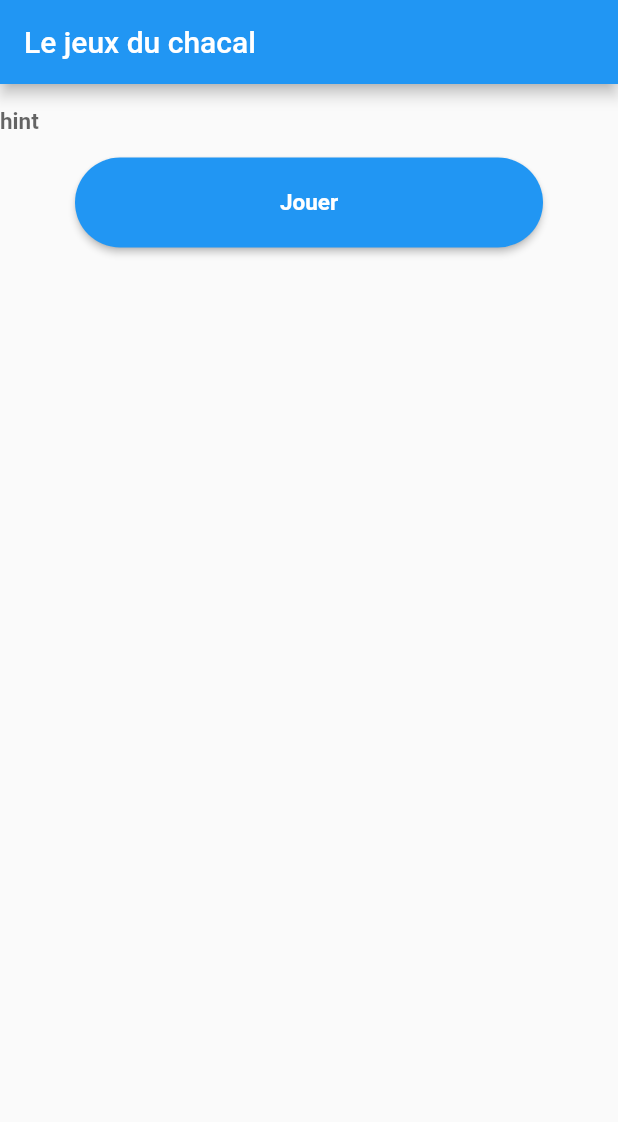
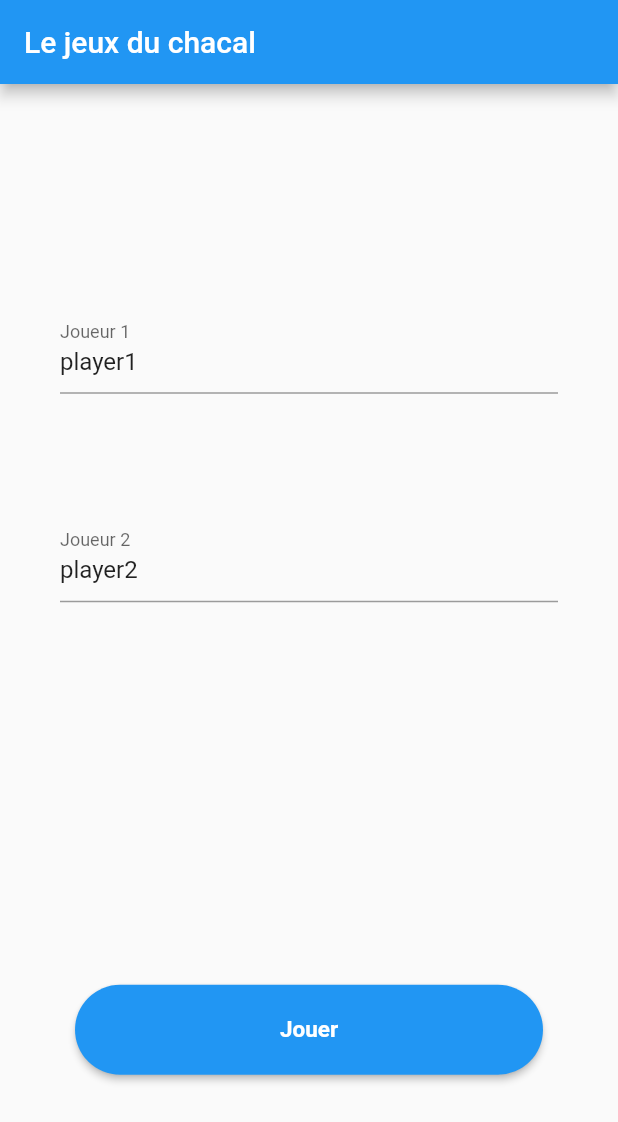
Before and after one commit to TheSmartMonkey/chacal-game, a Flutter app: the screen it shows after launch, on a phone screen of 412 x 824 dp. Shown: the top 1122 px of the screen. Run offline on Flutter 3.47's test engine with Material 2 defaults, Android fonts, the phone set to English and light mode, and no system bars; drawn by our look-alikes of flutter_form_builder.

Commit message:
select player names

```diff
--- a/ui/lib/main.dart
+++ b/ui/lib/main.dart
@@ -1,9 +1,21 @@
 import 'package:flutter/material.dart';
 import 'package:ui/cors/constants.dart';
+import 'package:ui/providers/players.dart';
+import 'package:ui/screens/choose_word.dart';
 import 'package:ui/screens/home.dart';
+import 'package:provider/provider.dart';
 
 void main() {
-  runApp(const MyApp());
+  runApp(
+    MultiProvider(
+      providers: [
+        ChangeNotifierProvider(
+          create: (_) => PlayersProvider(),
+        ),
+      ],
+      child: const MyApp(),
+    ),
+  );
 }
 
 class MyApp extends StatelessWidget {
@@ -16,7 +28,11 @@ class MyApp extends StatelessWidget {
       theme: ThemeData(
         primarySwatch: Colors.blue,
       ),
-      home: const MyHomePage(),
+      initialRoute: '/',
+      routes: {
+        '/': (context) => const HomeScreen(),
+        '/chooseWord': (context) => const ChooseWordScreen(),
+      },
     );
   }
 }
--- /dev/null
+++ b/ui/lib/models/players.dart
@@ -0,0 +1,22 @@
+class PlayersModel {
+  String player1;
+  String player2;
+
+  PlayersModel({
+    required this.player1,
+    required this.player2,
+  });
+
+  Map<String, String?> toJson() => {
+        'player1': player1,
+        'player2': player2,
+      };
+
+  PlayersModel.fromJson(Map<String, dynamic> json)
+      : player1 = json['player1'],
+        player2 = json['player2'];
+
+  PlayersModel.empty()
+      : player1 = 'Laurent le BG',
+        player2 = 'Elsa la BG';
+}
--- /dev/null
+++ b/ui/lib/providers/players.dart
@@ -0,0 +1,13 @@
+import 'package:flutter/material.dart';
+import 'package:ui/models/players.dart';
+
+class PlayersProvider extends ChangeNotifier {
+  PlayersModel _players = PlayersModel.empty();
+
+  PlayersModel get getPlayers => _players;
+
+  void updatePlayers(PlayersModel players) {
+    _players = players;
+    notifyListeners();
+  }
+}
--- /dev/null
+++ b/ui/lib/screens/choose_word.dart
@@ -0,0 +1,13 @@
+import 'package:flutter/material.dart';
+import 'package:ui/widgets/navbar.dart';
+
+class ChooseWordScreen extends StatelessWidget {
+  const ChooseWordScreen({Key? key}) : super(key: key);
+
+  @override
+  Widget build(BuildContext context) {
+    return NavBar(
+      child: Container(),
+    );
+  }
+}
--- a/ui/lib/screens/home.dart
+++ b/ui/lib/screens/home.dart
@@ -1,37 +1,82 @@
 import 'package:flutter/material.dart';
-import 'package:flutter_form_builder/flutter_form_builder.dart';
-import 'package:ui/cors/constants.dart';
+import 'package:ui/models/players.dart';
+import 'package:ui/providers/players.dart';
+import 'package:ui/screens/choose_word.dart';
 import 'package:ui/widgets/custom_button.dart';
 import 'package:ui/widgets/custom_input.dart';
+import 'package:ui/widgets/navbar.dart';
+import 'package:provider/provider.dart';
 
-class MyHomePage extends StatefulWidget {
-  const MyHomePage({Key? key}) : super(key: key);
+class HomeScreen extends StatefulWidget {
+  const HomeScreen({Key? key}) : super(key: key);
 
   @override
-  State<MyHomePage> createState() => _MyHomePageState();
+  State<HomeScreen> createState() => _HomeScreenState();
 }
 
-class _MyHomePageState extends State<MyHomePage> {
+class _HomeScreenState extends State<HomeScreen> {
+  final _formKey = GlobalKey<FormState>();
+  PlayersModel _players = PlayersModel.empty();
+  final _player1 = TextEditingController(text: 'player1');
+  final _player2 = TextEditingController(text: 'player2');
+
+  @override
+  void dispose() {
+    super.dispose();
+    _player1.dispose();
+    _player2.dispose();
+  }
+
+  void onSubmit() {
+    _formKey.currentState!.save();
+    final bool isValide = _formKey.currentState!.validate();
+
+    if (isValide) {
+      _players = PlayersModel(player1: _player1.text, player2: _player2.text);
+      Provider.of<PlayersProvider>(context, listen: false)
+          .updatePlayers(_players);
+      // ScaffoldMessenger.of(context).showSnackBar(
+      //   SnackBar(
+      //       content: Text(
+      //           'Processing Data ${_players.player1} : ${_players.player2}')),
+      // );
+    }
+    Navigator.push(
+      context,
+      MaterialPageRoute(builder: (context) => const ChooseWordScreen()),
+    );
+  }
+
   @override
   Widget build(BuildContext context) {
-    return Scaffold(
-        appBar: AppBar(
-          title: const Text(title),
-        ),
-        body: Column(
+    return NavBar(
+      child: Form(
+        key: _formKey,
+        child: Column(
+          crossAxisAlignment: CrossAxisAlignment.center,
+          mainAxisAlignment: MainAxisAlignment.spaceAround,
           children: [
-            FormBuilder(
-              child: Column(
-                children: [
-                  CustomInput(formItem: CustomInputItem(hint: 'hint', name: 'name', onChanged: () {}), initialValue: const {})
-                ],
-              ),
+            Column(
+              children: [
+                CustomInput(
+                  controller: _player1,
+                  label: 'Joueur 1',
+                  hint: 'Laurent le BG',
+                ),
+                CustomInput(
+                  controller: _player2,
+                  label: 'Joueur 2',
+                  hint: 'Elsa la BG',
+                ),
+              ],
             ),
             CustomButton(
-              onAction: () => null,
+              onAction: () => onSubmit(),
               textButton: 'Jouer',
             ),
           ],
-        ));
+        ),
+      ),
+    );
   }
 }
--- a/ui/lib/widgets/custom_input.dart
+++ b/ui/lib/widgets/custom_input.dart
@@ -1,142 +1,41 @@
 import 'package:flutter/material.dart';
-import 'package:flutter_form_builder/flutter_form_builder.dart';
 
-class CustomInputItem {
-  String hint;
-  String? label;
-  String name;
-  Widget? icon;
-  Function onChanged;
-  bool isPassword;
-  bool? isLabel;
-  bool multiLine;
-  String type = 'input';
-  Function? validate;
-  bool autofocus;
-  bool Function()? onFieldSubmitted;
-  bool? toShow;
-  bool enable;
+class CustomInput extends StatelessWidget {
+  final TextEditingController controller;
+  final String label;
+  final String hint;
 
-  CustomInputItem({
-    required this.hint,
-    this.label,
-    required this.name,
-    this.icon,
-    required this.onChanged,
-    this.isPassword = false,
-    this.multiLine = false,
-    this.validate,
-    this.isLabel = true,
-    this.autofocus = false,
-    this.onFieldSubmitted,
-    this.toShow = true,
-    this.enable = true,
-  });
-}
-
-class CustomInput extends StatefulWidget {
-  final CustomInputItem formItem;
-  final Map<String, dynamic> initialValue;
+  final Function? validator;
 
   const CustomInput({
     Key? key,
-    required this.formItem,
-    required this.initialValue,
+    required this.controller,
+    required this.label,
+    required this.hint,
+    this.validator,
   }) : super(key: key);
 
-  @override
-  State<CustomInput> createState() => _CustomInputState();
-}
-
-class _CustomInputState extends State<CustomInput> {
-  bool _obscureText = false;
-
-  @override
-  void initState() {
-    setState(() {
-      _obscureText = widget.formItem.isPassword;
-    });
-    super.initState();
-  }
-
-  dynamic _defaultValidate(value) {
+  valide(value) {
     if (value == null || value.isEmpty) {
-      return 'Ce champ est obligatoire';
+      return 'Entre du text svp frère';
     }
     return null;
   }
 
-  void _toggle() {
-    setState(() {
-      _obscureText = !_obscureText;
-    });
-  }
-
-  Widget _iconButton(IconData icon) {
-    return IconButton(
-      hoverColor: Colors.transparent,
-      splashColor: Colors.transparent,
-      highlightColor: Colors.transparent,
-      color: Colors.black,
-      onPressed: _toggle,
-      icon: Icon(icon),
-    );
-  }
-
   @override
   Widget build(BuildContext context) {
-    final _validate = widget.formItem.validate ?? _defaultValidate;
-
-    return FormBuilderTextField(
-      key: Key(widget.formItem.name),
-      initialValue: widget.initialValue.isNotEmpty
-          ? widget.initialValue[widget.formItem.name]
-          : '',
-      name: widget.formItem.name,
-      decoration: InputDecoration(
-        enabledBorder: const UnderlineInputBorder(
-          borderSide: BorderSide(color: Colors.transparent),
+    return Center(
+      child: Padding(
+        padding: const EdgeInsets.all(40),
+        child: TextFormField(
+          controller: controller,
+          decoration: InputDecoration(
+            hintText: hint,
+            labelText: label,
+          ),
+          validator: (value) => validator ?? valide(value),
         ),
-        focusedBorder: const UnderlineInputBorder(
-          borderSide: BorderSide(color: Colors.transparent),
-        ),
-        hintText: widget.formItem.hint,
-        hintStyle: const TextStyle(
-          fontSize: 15,
-          fontWeight: FontWeight.w600,
-        ),
-        labelText:
-            widget.formItem.isLabel == true ? widget.formItem.label : null,
-        suffixIcon: widget.formItem.isPassword
-            ? _obscureText
-                ? _iconButton(Icons.remove_red_eye)
-                : _iconButton(Icons.remove_red_eye_outlined)
-            : null,
-        errorMaxLines: 3,
-        hintMaxLines: 3,
-        border: const OutlineInputBorder(
-          borderSide: BorderSide.none,
-          borderRadius: BorderRadius.all(
-            Radius.circular(8),
-          ),
-          gapPadding: 0.0,
-        ),
-        floatingLabelBehavior: FloatingLabelBehavior.always,
-        // floatingLabelAlignment: FloatingLabelAlignment.center,
-        contentPadding: const EdgeInsets.fromLTRB(0, 15, 0, 15),
-        isDense: true,
       ),
-      keyboardType: (widget.formItem.multiLine)
-          ? TextInputType.multiline
-          : TextInputType.text,
-      minLines: (widget.formItem.multiLine) ? 3 : 1,
-      maxLines: (widget.formItem.multiLine) ? null : 1,
-      obscureText: _obscureText,
-      validator: (value) => _validate(value),
-      onChanged: (value) => widget.formItem.onChanged(value),
-      autofocus: widget.formItem.autofocus,
-      onEditingComplete: widget.formItem.onFieldSubmitted,
-      enabled: widget.formItem.enable,
     );
   }
 }
--- /dev/null
+++ b/ui/lib/widgets/navbar.dart
@@ -0,0 +1,23 @@
+import 'package:flutter/material.dart';
+import 'package:ui/cors/constants.dart';
+
+class NavBar extends StatelessWidget {
+  final String? customTitle;
+  final Widget child;
+
+  const NavBar({
+    Key? key,
+    this.customTitle,
+    required this.child,
+  }) : super(key: key);
+
+  @override
+  Widget build(BuildContext context) {
+    return Scaffold(
+      appBar: AppBar(
+        title: Text(customTitle ?? title),
+      ),
+      body: child,
+    );
+  }
+}
--- a/ui/pubspec.yaml
+++ b/ui/pubspec.yaml
@@ -10,7 +10,7 @@ dependencies:
   flutter:
     sdk: flutter
   cupertino_icons: ^1.0.2
-  flutter_form_builder: ^7.2.0
+  provider: ^6.0.3
 
 dev_dependencies:
   flutter_test:
```
Also changed, not shown: ui/pubspec.lock.
